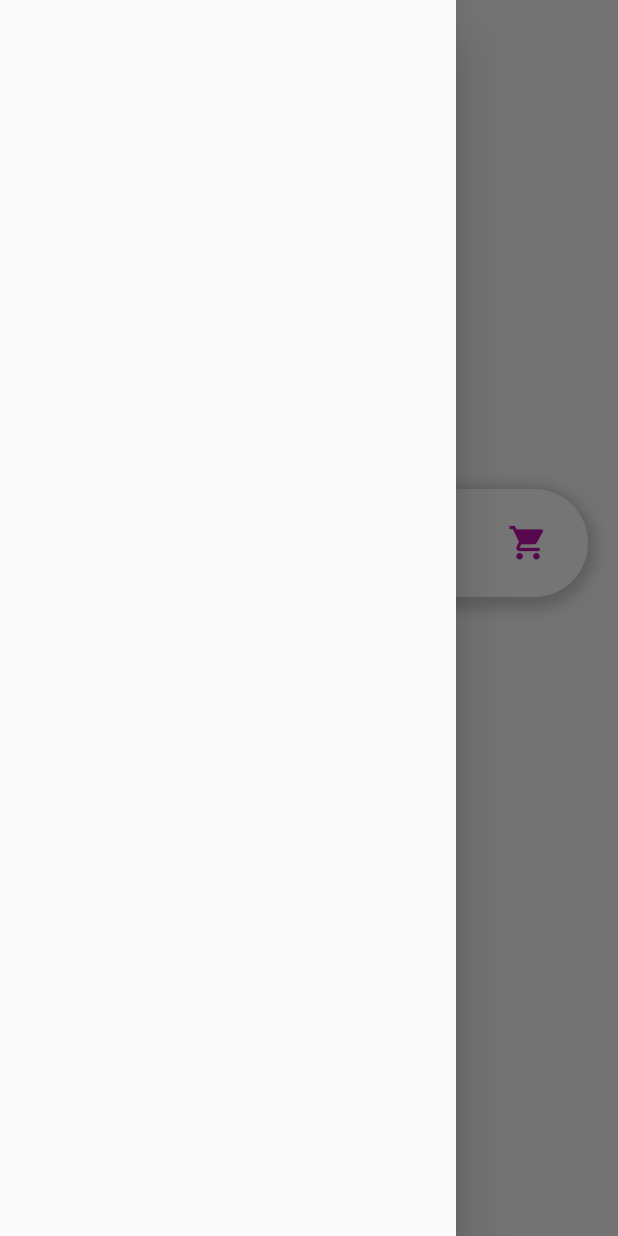
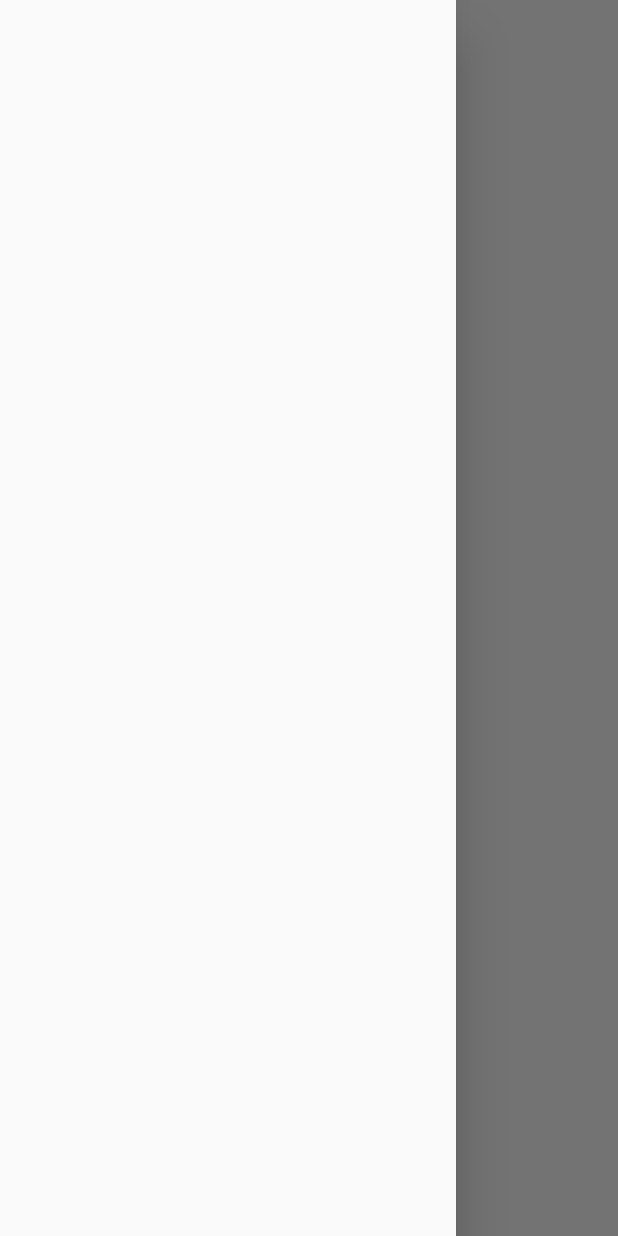
Before and after one commit to moha-b/Demo_application, a Flutter app: the screen it shows after launch, with the side drawer open, on a phone screen of 412 x 824 dp. Run offline on Flutter 3.47's test engine with Material 2 defaults, Android fonts, the phone set to English and light mode, and no system bars.

Commit message:
still working

```diff
--- a/lib/main.dart
+++ b/lib/main.dart
@@ -1,6 +1,7 @@
 // ignore_for_file: use_key_in_widget_constructors, prefer_const_constructors, avoid_unnecessary_containers, prefer_const_literals_to_create_immutables, sized_box_for_whitespace, unnecessary_string_interpolations
 import 'package:flutter/material.dart';
 import 'package:flutter/widgets.dart';
+import 'package:application/page.dart';
 
 void main() {
   runApp(Test());
@@ -14,60 +15,19 @@ class Test extends StatefulWidget {
 }
 
 class TestState extends State<Test> {
-  List image =
-  [
-    "images/cheese.png",
-    "images/doctors.png",
-    "images/jumper.png",
-    "images/processor.png"
-  ];
 
   @override
   Widget build(BuildContext context) {
     return MaterialApp(
       home: Scaffold(
-        // appBar: AppBar(
-        //   backgroundColor: Colors.white,
-        //   actions: [IconButton(onPressed:(){}, icon: Icon(Icons.shopping_cart),color: Colors.black,)],
-        //   leading: CircleAvatar(radius: 25,),
-        //   title: ListTile(
-        //     title:Text("Mohab", style: TextStyle(color: Colors.black),),
-        //     subtitle: Text("Mohabzax@gamil.com"),),),
         drawer: Drawer(),
         body: Center(
             child:  Column(
-              mainAxisAlignment: MainAxisAlignment.center,
+               mainAxisAlignment: MainAxisAlignment.center,
               children: [
-                Container(
-                    decoration: BoxDecoration(color: Colors.white,
-                        boxShadow: [BoxShadow(
-                            color: Colors.grey.withOpacity(0.5), spreadRadius: 5,
-                            offset: Offset(0,3),blurRadius: 7),],borderRadius: BorderRadius.circular(50)),
-                    margin: EdgeInsets.all(20),
-                    child: ListTile(
-                        leading: CircleAvatar(radius: 30,),
-                        title: Text("Mohab", style: TextStyle(fontSize: 22,),),
-                        subtitle: Text("Mohabzax4@gmail.com"),
-                        trailing: IconButton(onPressed: () {},icon: Icon(Icons.shopping_cart,size: 27,color: Color(0xFFBE11AD),),)
-                    )),
-                Container(
-                  // margin: EdgeInsets.all(20),
-                  height: 100,
-                  width: 100,
-                  decoration: BoxDecoration(
-                    color: Colors.white,
-                    borderRadius: BorderRadius.circular(10),
-                    boxShadow: [BoxShadow(
-                      color: Colors.grey.withOpacity(0.5),
-                      spreadRadius: 2,
-                      blurRadius: 7,
-                      offset: Offset(0, 3),
-                    ),],
-                  ),
-                ),
+
               ],
             ),
-
         ),
       ),
     );
```
Also changed, not shown: lib/Page.dart (+100 -0 lines), 1 other file.
